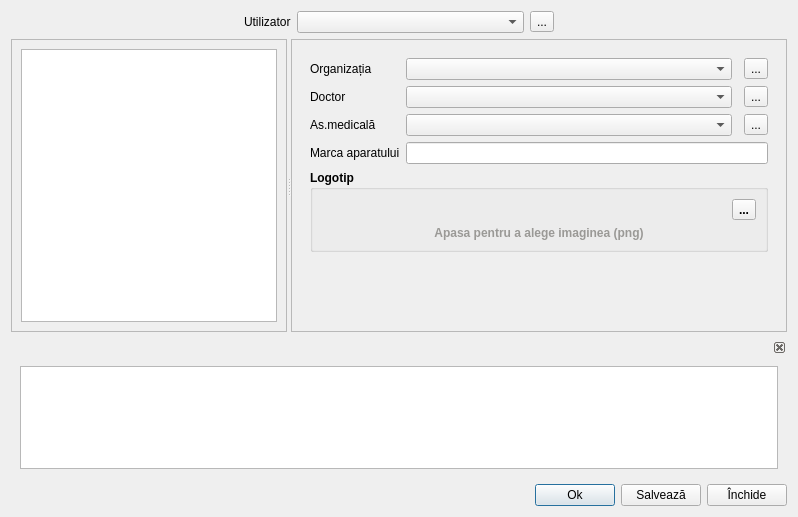
First picture: the form in data/userpreferences.ui, repository debalex77/USG, before the edit.
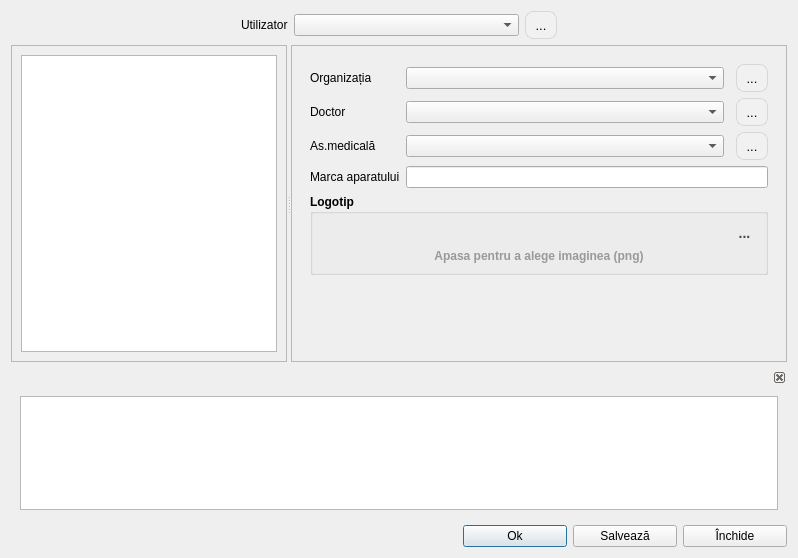
Second picture: the form after the edit. Icons and pictures are not drawn.

```diff
--- a/data/userpreferences.ui
+++ b/data/userpreferences.ui
@@ -7,9 +7,14 @@
     <x>0</x>
     <y>0</y>
     <width>798</width>
-    <height>517</height>
+    <height>558</height>
    </rect>
   </property>
+  <property name="font">
+   <font>
+    <family>Segoe UI</family>
+   </font>
+  </property>
   <property name="windowTitle">
    <string>Dialog</string>
   </property>
@@ -175,6 +180,25 @@
            </item>
            <item row="2" column="3">
             <widget class="QToolButton" name="btnOpenNurses">
+             <property name="styleSheet">
+              <string notr="true">QToolButton
+{
+    border: 1px solid rgba(0, 0, 0, 0.1);
+    border-radius: 8px;
+    background-color: #f1f1f1;
+    color: #000000;
+    font-size: 13px;
+    padding: 4px 4px;
+}
+QToolButton:hover
+{
+    background-color: #e0e0e0;
+}
+QToolButton:pressed
+{
+    background-color: #d0d0d0;
+}</string>
+             </property>
              <property name="text">
               <string>...</string>
              </property>
@@ -186,6 +210,25 @@
            </item>
            <item row="1" column="3">
             <widget class="QToolButton" name="btnOpenDoctors">
+             <property name="styleSheet">
+              <string notr="true">QToolButton
+{
+    border: 1px solid rgba(0, 0, 0, 0.1);
+    border-radius: 8px;
+    background-color: #f1f1f1;
+    color: #000000;
+    font-size: 13px;
+    padding: 4px 4px;
+}
+QToolButton:hover
+{
+    background-color: #e0e0e0;
+}
+QToolButton:pressed
+{
+    background-color: #d0d0d0;
+}</string>
+             </property>
              <property name="text">
               <string>...</string>
              </property>
@@ -214,6 +257,25 @@
            </item>
            <item row="0" column="3">
             <widget class="QToolButton" name="btnOpenOrganizations">
+             <property name="styleSheet">
+              <string notr="true">QToolButton
+{
+    border: 1px solid rgba(0, 0, 0, 0.1);
+    border-radius: 8px;
+    background-color: #f1f1f1;
+    color: #000000;
+    font-size: 13px;
+    padding: 4px 4px;
+}
+QToolButton:hover
+{
+    background-color: #e0e0e0;
+}
+QToolButton:pressed
+{
+    background-color: #d0d0d0;
+}</string>
+             </property>
              <property name="text">
               <string>...</string>
              </property>
@@ -247,7 +309,7 @@
              </property>
              <property name="font">
               <font>
-               <weight>75</weight>
+               <family>Segoe UI</family>
                <bold>true</bold>
               </font>
              </property>
@@ -259,7 +321,7 @@
                <widget class="QLabel" name="image_logo">
                 <property name="font">
                  <font>
-                  <weight>75</weight>
+                  <family>Segoe UI</family>
                   <bold>true</bold>
                  </font>
                 </property>
@@ -279,6 +341,21 @@
               </item>
               <item row="0" column="1">
                <widget class="QToolButton" name="btnClearLogo">
+                <property name="styleSheet">
+                 <string notr="true">QToolButton {
+    border: none;
+    background-color: transparent;
+    color: #4a4a4a;
+    font-size: 14px;
+}
+QToolButton:hover {
+    background-color: #f0f0f0;
+    color: #000000;
+}
+QToolButton:pressed {
+    background-color: #dcdcdc;
+}</string>
+                </property>
                 <property name="text">
                  <string>...</string>
                 </property>
@@ -693,6 +770,25 @@
    </item>
    <item row="0" column="3">
     <widget class="QToolButton" name="btnOpenUsers">
+     <property name="styleSheet">
+      <string notr="true">QToolButton
+{
+    border: 1px solid rgba(0, 0, 0, 0.1);
+    border-radius: 8px;
+    background-color: #f1f1f1;
+    color: #000000;
+    font-size: 13px;
+    padding: 4px 4px;
+}
+QToolButton:hover
+{
+    background-color: #e0e0e0;
+}
+QToolButton:pressed
+{
+    background-color: #d0d0d0;
+}</string>
+     </property>
      <property name="text">
       <string>...</string>
      </property>
@@ -742,6 +838,12 @@
      </item>
      <item>
       <widget class="QPushButton" name="btnOk">
+       <property name="minimumSize">
+        <size>
+         <width>104</width>
+         <height>0</height>
+        </size>
+       </property>
        <property name="text">
         <string>Ok</string>
        </property>
@@ -753,6 +855,12 @@
      </item>
      <item>
       <widget class="QPushButton" name="btnWrite">
+       <property name="minimumSize">
+        <size>
+         <width>104</width>
+         <height>0</height>
+        </size>
+       </property>
        <property name="text">
         <string>Salvează</string>
        </property>
@@ -764,6 +872,12 @@
      </item>
      <item>
       <widget class="QPushButton" name="btnClose">
+       <property name="minimumSize">
+        <size>
+         <width>104</width>
+         <height>0</height>
+        </size>
+       </property>
        <property name="text">
         <string>Închide</string>
        </property>
```
Left out of the diff: 22 changed lines with no effect on the pictures.
